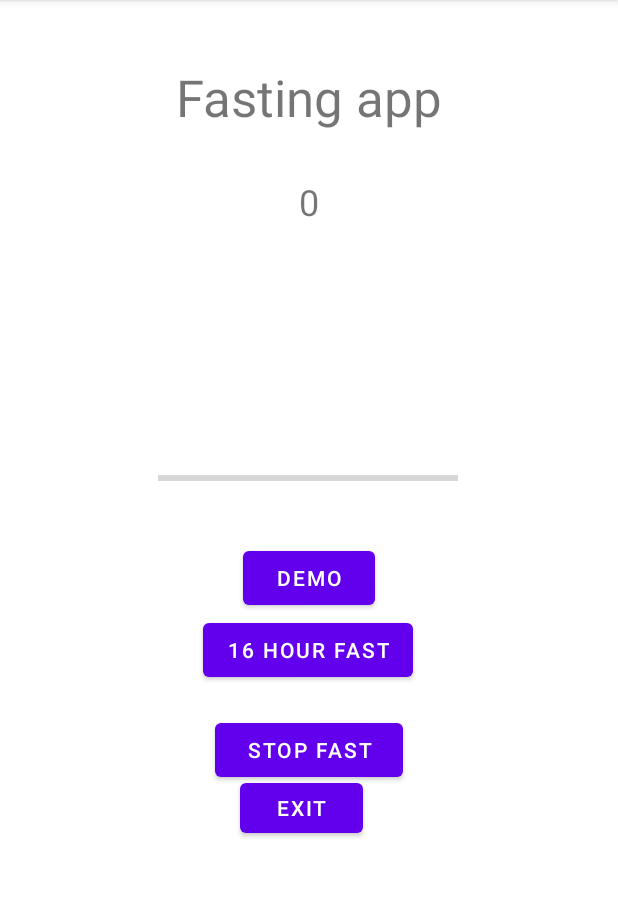
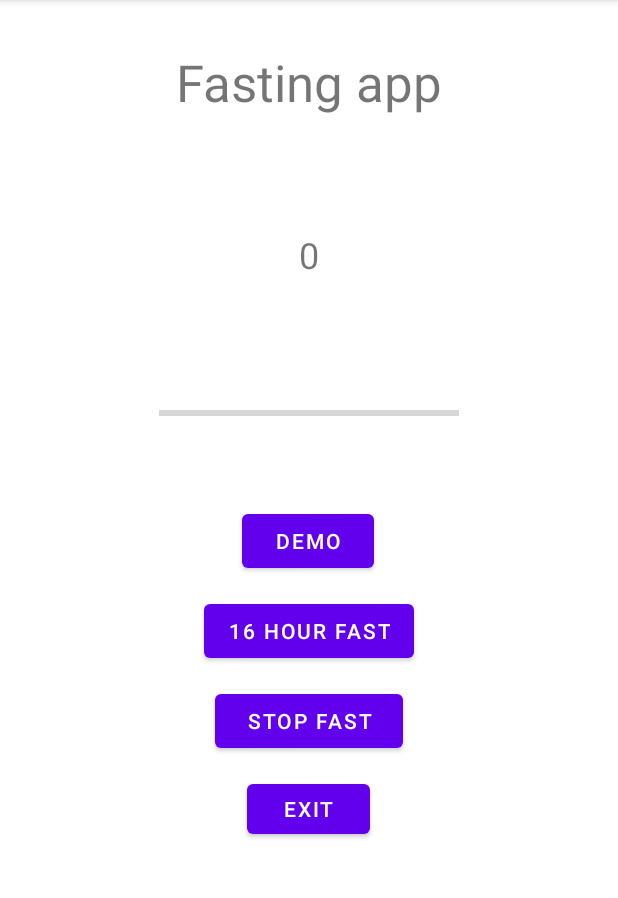
Before and after one commit to Leo-Thompson/LifeStyle-App, an Android app: the FastingView screen opened directly, with no data from a screen before it, on a phone screen of 412 x 824 dp, the part 84-982 px from its top. Run offline under Robolectric (Android 15) with nearby library versions, the phone set to English and light mode, and no system bars.

Commit message:
fixed slanted fasting UI

```diff
--- a/app/src/main/res/layout/activity_fasting_view.xml
+++ b/app/src/main/res/layout/activity_fasting_view.xml
@@ -10,18 +10,13 @@
         android:id="@+id/titleFasted"
         android:layout_width="321dp"
         android:layout_height="62dp"
-        android:layout_marginStart="104dp"
-        android:layout_marginEnd="105dp"
-        android:layout_marginBottom="20dp"
+        android:layout_marginTop="24dp"
         android:gravity="center"
         android:text="Fasting app"
         android:textSize="34sp"
-        app:layout_constraintBottom_toBottomOf="parent"
         app:layout_constraintEnd_toEndOf="parent"
-        app:layout_constraintHorizontal_bias="0.495"
         app:layout_constraintStart_toStartOf="parent"
-        app:layout_constraintTop_toTopOf="parent"
-        app:layout_constraintVertical_bias="0.05" />
+        app:layout_constraintTop_toTopOf="parent" />
 
     <TextView
         android:id="@+id/hoursFasted"
@@ -34,8 +29,8 @@
         app:layout_constraintBottom_toBottomOf="parent"
         app:layout_constraintEnd_toEndOf="parent"
         app:layout_constraintStart_toStartOf="parent"
-        app:layout_constraintTop_toTopOf="parent"
-        app:layout_constraintVertical_bias="0.123"
+        app:layout_constraintTop_toBottomOf="@+id/titleFasted"
+        app:layout_constraintVertical_bias="0.053"
         tools:visibility="visible" />
 
     <ProgressBar
@@ -44,48 +39,37 @@
         android:layout_width="200dp"
         android:layout_height="wrap_content"
         android:layout_centerInParent="false"
-        android:layout_marginStart="105dp"
-        android:layout_marginEnd="105dp"
-        android:layout_marginBottom="424dp"
+        android:layout_marginTop="28dp"
+
         android:indeterminate="false"
-
         android:max="100"
         android:minWidth="200dp"
         android:minHeight="50dp"
         android:progress="0"
         android:visibility="visible"
-        app:layout_constraintBottom_toBottomOf="parent"
         app:layout_constraintEnd_toEndOf="parent"
-        app:layout_constraintHorizontal_bias="0.0"
-        app:layout_constraintStart_toStartOf="parent" />
+        app:layout_constraintStart_toStartOf="parent"
+        app:layout_constraintTop_toBottomOf="@+id/hoursFasted" />
 
     <Button
         android:id="@+id/startDemo"
         android:layout_width="wrap_content"
         android:layout_height="wrap_content"
-        android:layout_marginStart="161dp"
-        android:layout_marginTop="22dp"
-        android:layout_marginEnd="162dp"
+        android:layout_marginTop="36dp"
         android:text="DEMO"
-        app:layout_constraintBottom_toTopOf="@+id/m16hrFast"
         app:layout_constraintEnd_toEndOf="parent"
+        app:layout_constraintHorizontal_bias="0.498"
         app:layout_constraintStart_toStartOf="parent"
-        app:layout_constraintTop_toBottomOf="@+id/progressBar"
-        app:layout_constraintVertical_bias="0.86" />
+        app:layout_constraintTop_toBottomOf="@+id/progressBar" />
 
     <Button
         android:id="@+id/stopFast"
         android:layout_width="125dp"
         android:layout_height="48dp"
-        android:layout_marginStart="144dp"
-        android:layout_marginTop="9dp"
-        android:layout_marginEnd="143dp"
-        android:layout_marginBottom="249dp"
+        android:layout_marginTop="12dp"
         android:foregroundGravity="center"
         android:text="STOP FAST"
-        app:layout_constraintBottom_toBottomOf="parent"
         app:layout_constraintEnd_toEndOf="parent"
-        app:layout_constraintHorizontal_bias="1.0"
         app:layout_constraintStart_toStartOf="parent"
         app:layout_constraintTop_toBottomOf="@+id/m16hrFast" />
 
@@ -93,14 +77,10 @@
         android:id="@+id/m16hrFast"
         android:layout_width="wrap_content"
         android:layout_height="wrap_content"
-        android:layout_marginStart="135dp"
-        android:layout_marginEnd="135dp"
-        android:layout_marginBottom="9dp"
+        android:layout_marginTop="12dp"
         android:foregroundGravity="center"
         android:text="16 HOUR FAST"
-        app:layout_constraintBottom_toTopOf="@+id/stopFast"
         app:layout_constraintEnd_toEndOf="parent"
-        app:layout_constraintHorizontal_bias="0.0"
         app:layout_constraintStart_toStartOf="parent"
         app:layout_constraintTop_toBottomOf="@+id/startDemo" />
 
@@ -108,20 +88,22 @@
         android:id="@+id/hoursLeft"
         android:layout_width="wrap_content"
         android:layout_height="wrap_content"
-        android:layout_marginStart="174dp"
-        android:layout_marginTop="221dp"
+        android:layout_marginTop="112dp"
         android:gravity="center"
+        app:layout_constraintEnd_toEndOf="parent"
+        app:layout_constraintHorizontal_bias="0.498"
         app:layout_constraintStart_toStartOf="parent"
-        app:layout_constraintTop_toTopOf="parent" />
+        app:layout_constraintTop_toTopOf="@+id/hoursFasted" />
 
     <Button
         android:id="@+id/exit"
         android:layout_width="82dp"
         android:layout_height="45dp"
-        android:layout_marginStart="160dp"
-        android:layout_marginTop="516dp"
+        android:layout_marginTop="12dp"
         android:text="EXIT"
+        app:layout_constraintEnd_toEndOf="parent"
+        app:layout_constraintHorizontal_bias="0.498"
         app:layout_constraintStart_toStartOf="parent"
-        app:layout_constraintTop_toTopOf="parent" />
+        app:layout_constraintTop_toBottomOf="@+id/stopFast" />
 
 </androidx.constraintlayout.widget.ConstraintLayout>
```
